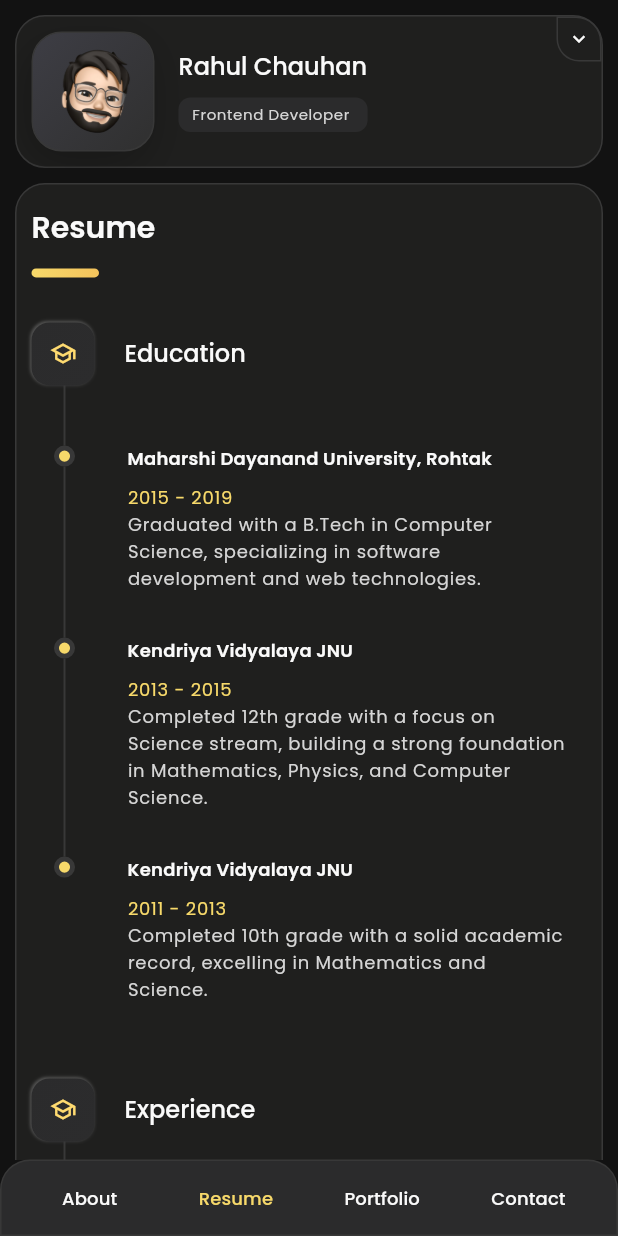
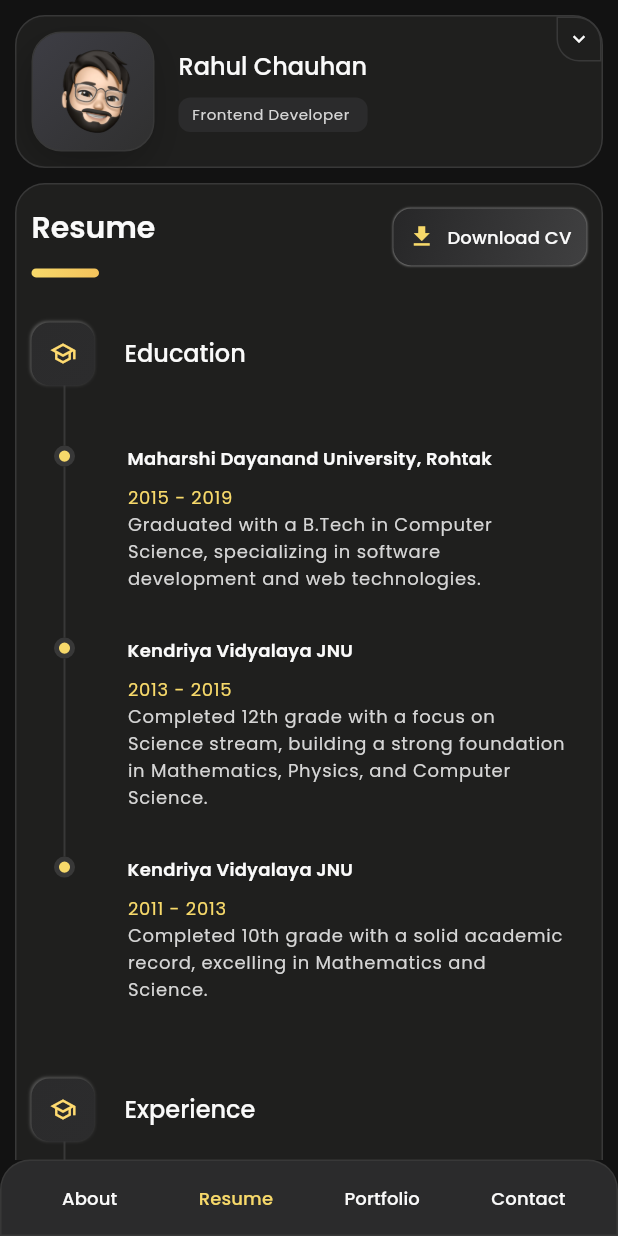
Before and after one commit to mithulram/mithulram-portfolio, a Flutter app: the screen it shows after launch, item 2 of the bottom bar chosen, on a phone screen of 412 x 824 dp. Run offline on Flutter 3.47's test engine with Material 3 defaults, Android fonts, the phone set to English and light mode, and no system bars; drawn by our look-alikes of timeline_tile; our stand-ins replace cloud_firestore, firebase_analytics, firebase_core, flutter_dotenv, flutter_map, flutter_neumorphic_plus and 5 more; missing offline and left inert: emailjs; accounts and stored records are empty; statements that could not run were skipped.

Commit message:
download cv button added

```diff
--- a/lib/screens/homepage/contact_view.dart
+++ b/lib/screens/homepage/contact_view.dart
@@ -319,13 +319,8 @@
                   child: InkWell(
                     onTap: homeController.loading.value? null: () async {
                       if(homeController.formKey.currentState!.validate()) {
+                        analyticServices.logEvent(eventName: "Contact sent");
                         await homeController.sendEmail();
-                        //
-                        // homeController.nameController.value.text = "";
-                        // homeController.emailController.value.text = "";
-                        // homeController.messageController.value.clear();
-                      } else {
-                        print("form not validated!");
                       }
                     },
                     child: Neumorphic(
--- a/lib/screens/homepage/home_view.dart
+++ b/lib/screens/homepage/home_view.dart
@@ -181,6 +181,13 @@
           child: Column(
             crossAxisAlignment: CrossAxisAlignment.start,
             children: [
+              Row(
+                crossAxisAlignment: CrossAxisAlignment.start,
+                mainAxisAlignment: MainAxisAlignment.spaceBetween,
+                children: [
+                  Column(
+                    crossAxisAlignment: CrossAxisAlignment.start,
+                    children: [
                       Padding(
                         padding: const EdgeInsets.only(left: 10, top: 16, bottom: 0),
                         child: SelectableText(homeController.selectedTabName.value, style: Theme.of(context).textTheme.headlineLarge,),
@@ -194,6 +201,15 @@
                             gradient: AppColors.yellowGradient,
                             borderRadius: BorderRadius.circular(3)
                         ),
+                      ),
+                    ],
+                  ),
+                  homeController.selectedTabIndex.value != 1? const SizedBox():
+                  Padding(
+                    padding: const EdgeInsets.only(right: 10, top: 16, bottom: 0),
+                    child: downloadCVButton(),
+                  ),
+                ],
               ),
               homeController.getTabView(),
               const SizedBox(height: 10,)
--- a/lib/screens/homepage/resume_view.dart
+++ b/lib/screens/homepage/resume_view.dart
@@ -6,6 +6,7 @@
 import 'package:portfolio/utils/app_colors.dart';
 import 'package:portfolio/utils/common_widgets.dart';
 import 'package:portfolio/utils/controllers.dart';
+import 'package:url_launcher/url_launcher.dart';
 
 import '../../utils/common_strings.dart';
 
@@ -139,6 +140,9 @@
               //   data: CommonStrings.educationMap.reversed.toList(),
               // ),
               Row(
+                mainAxisAlignment: MainAxisAlignment.spaceBetween,
+                children: [
+                  Row(
                     children: [
                       Neumorphic(
                         padding: const EdgeInsets.all(12),
@@ -149,6 +153,9 @@
                         "Education",
                         style: Theme.of(context).textTheme.headlineMedium,
                       ),
+                    ],
+                  ),
+                  downloadCVButton(),
                 ],
               ),
               TimeLineListView(
--- a/lib/utils/common_widgets.dart
+++ b/lib/utils/common_widgets.dart
@@ -5,8 +5,10 @@
 import 'package:get/get.dart';
 import 'package:get/get_core/src/get_main.dart';
 import 'package:portfolio/screens/responsive_layout.dart';
+import 'package:portfolio/utils/controllers.dart';
 import 'package:timeline_tile/timeline_tile.dart';
 import 'package:timeline_tile/timeline_tile.dart' as tt;
+import 'package:url_launcher/url_launcher.dart';
 
 import 'app_colors.dart';
 
@@ -288,3 +290,38 @@
     );
   }
 }
+
+Widget downloadCVButton() {
+  return InkWell(
+    onTap: () async {
+      analyticServices.logEvent(eventName: "CV downloaded");
+      launchUrl(
+          Uri.parse("https://drive.google.com/file/d/1wLE1ViAMXpBkOz5kDCPRkXci-Ejiwzf6/view"), // CV pdf link
+          mode: LaunchMode.platformDefault
+      );
+    },
+    child: Neumorphic(
+      style: NeumorphicStyle(
+          shape: NeumorphicShape.concave,
+          boxShape: NeumorphicBoxShape.roundRect(BorderRadius.circular(12)),
+          depth: .4,
+          lightSource: LightSource.topLeft,
+          color: AppColors.lightBlackContainer,
+          shadowLightColor: AppColors.white
+      ),
+      child: Padding(
+        padding: const EdgeInsets.symmetric(horizontal: 10, vertical: 10),
+        child: Row(
+          mainAxisSize: MainAxisSize.min,
+          children: [
+            const Icon(Icons.download, size: 18, color: AppColors.selectionColor,),
+            const SizedBox(width: 8,),
+            Text("Download CV", style: Theme.of(Get.context!).textTheme.labelLarge?.copyWith(
+                color: AppColors.white
+            ),)
+          ],
+        ),
+      ),
+    ),
+  );
+}
```
Lines whose indentation alone changed are shown as unchanged.
